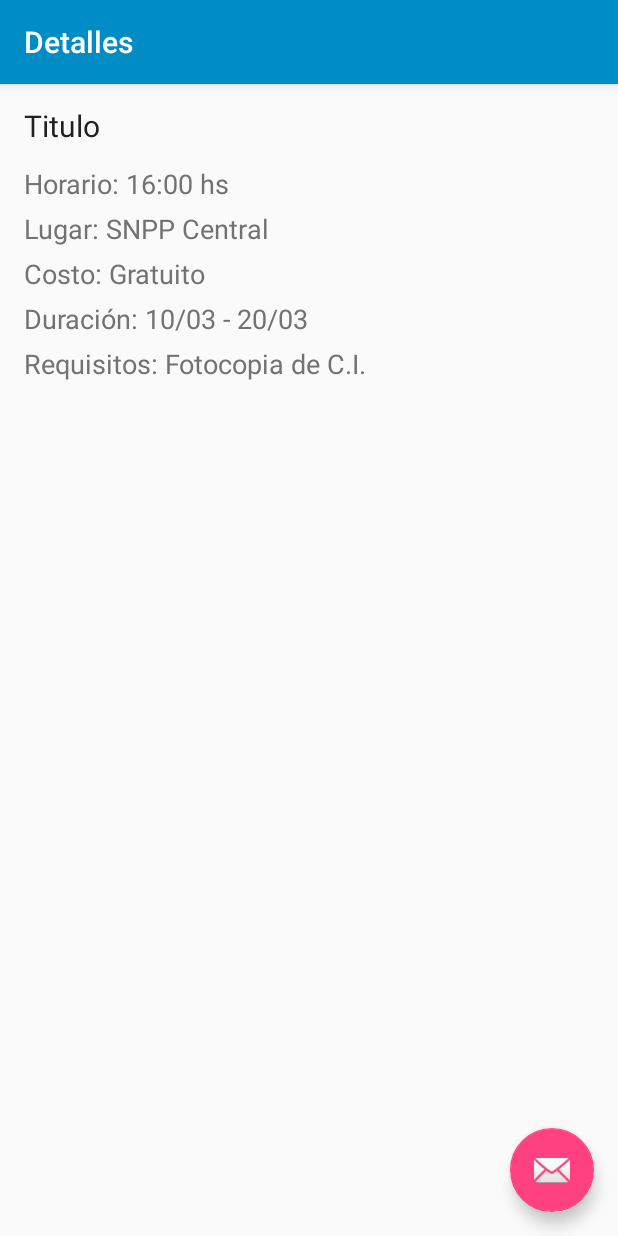
After one commit to LuisLeguizamon/vistas_grid, an Android app: the Detalles screen opened directly, with no data from a screen before it, on a phone screen of 412 x 824 dp. The commit adds this screen. Run offline under Robolectric (Android 15) with nearby library versions, the phone set to English and light mode, and no system bars; 1 statement that could not run was skipped.

```diff
--- a/app/src/main/AndroidManifest.xml
+++ b/app/src/main/AndroidManifest.xml
@@ -18,6 +18,10 @@
         <activity
             android:name=".Listab"
             android:label="@string/title_activity_listab"
+            android:theme="@style/AppTheme.NoActionBar" />
+        <activity
+            android:name=".Detalles"
+            android:label="@string/title_activity_detalles"
             android:theme="@style/AppTheme.NoActionBar"></activity>
     </application>
 
--- /dev/null
+++ b/app/src/main/java/com/example/luis/vistas_grid/Detalles.java
@@ -0,0 +1,79 @@
+package com.example.luis.vistas_grid;
+
+import android.os.Bundle;
+import android.support.design.widget.FloatingActionButton;
+import android.support.design.widget.Snackbar;
+import android.support.v7.app.AppCompatActivity;
+import android.support.v7.widget.Toolbar;
+import android.util.Log;
+import android.view.View;
+import android.widget.TextView;
+
+public class Detalles extends AppCompatActivity {
+
+    public String[] cat = new String[]{"Agro","Artes","Electricidad","Finanzas","Gastronomía","Idiomas","Salud","Tecnología"};
+
+    public String[] Agro= new String[]{"Expoagro 2016", "Inseminación artificial",
+            "Feria del Productor al Consumidor en la Facultad de Agronomía",
+            "XIX Seminario Latinoamericano y del Caribe de Ciencia y Tecnología " +
+                    "de los Alimentos y de las XI Jornadas Uruguayas de Ciencia y Tecnología de Alimentos"};
+    @Override
+    protected void onCreate(Bundle savedInstanceState) {
+        super.onCreate(savedInstanceState);
+        setContentView(R.layout.activity_detalles);
+        Toolbar toolbar = (Toolbar) findViewById(R.id.toolbar);
+        setSupportActionBar(toolbar);
+
+        FloatingActionButton fab = (FloatingActionButton) findViewById(R.id.fab);
+        fab.setOnClickListener(new View.OnClickListener() {
+            @Override
+            public void onClick(View view) {
+                Snackbar.make(view, "Replace with your own action", Snackbar.LENGTH_LONG)
+                        .setAction("Action", null).show();
+            }
+        });
+
+        //get data from MyAdapterb
+        int position_list = getIntent().getExtras().getInt("position_list");
+        Log.d("r=", String.valueOf(position_list));
+        int position_grid= position_list;
+
+//        int position_grid = getIntent().getExtras().getInt("position_grid");
+
+  //      Log.d("position_grid=", String.valueOf(position_grid));
+
+        // String[] titles = getIntent().getExtras().getStringArray("toolbar_titles");
+        // Log.d("R=",titles[position]);
+
+        //get data from MyAdapterb activity
+      //  int position_lista = getIntent().getExtras().getInt("position");
+
+        getSupportActionBar().setTitle("Detalles");
+        if (position_grid== 0) {
+        }
+        else if (position_grid==1){
+
+        }
+        else if (position_grid==2){
+
+        }
+        else if (position_grid==3){
+
+        }
+        else if (position_grid==4){
+
+        }
+        else if (position_grid==5){
+
+        }
+        else if (position_grid==6){
+
+        }
+        else if (position_grid==7){
+
+        }
+
+        // public void set_title(int position, String[] titles){}
+
+    }
+}
--- /dev/null
+++ b/app/src/main/res/layout/activity_detalles.xml
@@ -0,0 +1,95 @@
+<?xml version="1.0" encoding="utf-8"?>
+<android.support.design.widget.CoordinatorLayout xmlns:android="http://schemas.android.com/apk/res/android"
+    xmlns:app="http://schemas.android.com/apk/res-auto"
+    xmlns:tools="http://schemas.android.com/tools"
+    android:layout_width="match_parent"
+    android:layout_height="match_parent"
+    android:fitsSystemWindows="true"
+    tools:context="com.example.luis.vistas_grid.Detalles">
+
+    <android.support.design.widget.AppBarLayout
+        android:id="@+id/app_bar"
+        android:layout_width="match_parent"
+        android:layout_height="wrap_content"
+        android:theme="@style/AppTheme.AppBarOverlay">
+
+            <android.support.v7.widget.Toolbar
+                android:id="@+id/toolbar"
+                android:layout_width="match_parent"
+                android:layout_height="?attr/actionBarSize"
+                app:layout_scrollFlags="scroll|enterAlways">
+
+            </android.support.v7.widget.Toolbar>
+
+
+    </android.support.design.widget.AppBarLayout>
+
+    <TextView android:id="@+id/tx_title_detalles"
+        android:layout_width="wrap_content"
+        android:layout_height="wrap_content"
+        android:textSize="20sp"
+        android:layout_marginTop="70dp"
+        android:layout_marginLeft="16dp"
+        android:textColor="@color/primary_text"
+        android:text="Titulo"
+        />
+
+    <TextView android:id="@+id/tx_content_detalles"
+        android:layout_width="wrap_content"
+        android:layout_height="wrap_content"
+        android:textSize="18sp"
+        android:layout_marginTop="110dp"
+        android:layout_marginLeft="16dp"
+        android:textColor="@color/secondary_text"
+        android:text="Horario: 16:00 hs"></TextView>
+
+    <TextView android:id="@+id/tx_content_detalles_b"
+        android:layout_width="wrap_content"
+        android:layout_height="wrap_content"
+        android:textSize="18sp"
+        android:layout_marginTop="140dp"
+        android:layout_marginLeft="16dp"
+        android:textColor="@color/secondary_text"
+        android:text="Lugar: SNPP Central" />
+
+    <TextView android:id="@+id/tx_content_detalles_c"
+        android:layout_width="wrap_content"
+        android:layout_height="wrap_content"
+        android:textSize="18sp"
+        android:layout_marginTop="170dp"
+        android:layout_marginLeft="16dp"
+        android:textColor="@color/secondary_text"
+        android:text="Costo: Gratuito" />
+
+    <TextView android:id="@+id/tx_content_detalles_d"
+        android:layout_width="wrap_content"
+        android:layout_height="wrap_content"
+        android:textSize="18sp"
+        android:layout_marginTop="200dp"
+        android:layout_marginLeft="16dp"
+        android:textColor="@color/secondary_text"
+        android:text="Duración: 10/03 - 20/03" />
+
+
+    <TextView android:id="@+id/tx_content_detalles_e"
+        android:layout_width="wrap_content"
+        android:layout_height="wrap_content"
+        android:textSize="18sp"
+        android:layout_marginTop="230dp"
+        android:layout_marginLeft="16dp"
+        android:textColor="@color/secondary_text"
+        android:text="Requisitos: Fotocopia de C.I." />
+
+
+    <!--<include layout="@layout/content_detalles" />
+-->
+
+    <android.support.design.widget.FloatingActionButton
+        android:id="@+id/fab"
+        android:layout_width="wrap_content"
+        android:layout_height="wrap_content"
+        android:layout_gravity="bottom|end"
+        android:layout_margin="@dimen/fab_margin"
+        android:src="@android:drawable/ic_dialog_email" />
+
+</android.support.design.widget.CoordinatorLayout>
--- a/app/src/main/res/values/strings.xml
+++ b/app/src/main/res/values/strings.xml
@@ -5,4 +5,5 @@
 
     <string name="action_settings">Configuración</string>
     <string name="action_search">Buscar</string>
+    <string name="title_activity_detalles">Detalles</string>
 </resources>
```
Also changed, not shown: app/src/main/java/com/example/luis/vistas_grid/Data_detalles.java (added, +9 -0 lines), app/src/main/java/com/example/luis/vistas_grid/Grid_Data.java (added, +17 -0 lines), app/src/main/java/com/example/luis/vistas_grid/ImageAdapter.java (+28 -29 lines), app/src/main/java/com/example/luis/vistas_grid/Listab.java (+54 -59 lines), app/src/main/java/com/example/luis/vistas_grid/MainActivity.java (+27 -8 lines), app/src/main/java/com/example/luis/vistas_grid/MyAdapterb.java (+27 -9 lines), app/src/main/res/layout/content_detalles.xml (added, +27 -0 lines).
